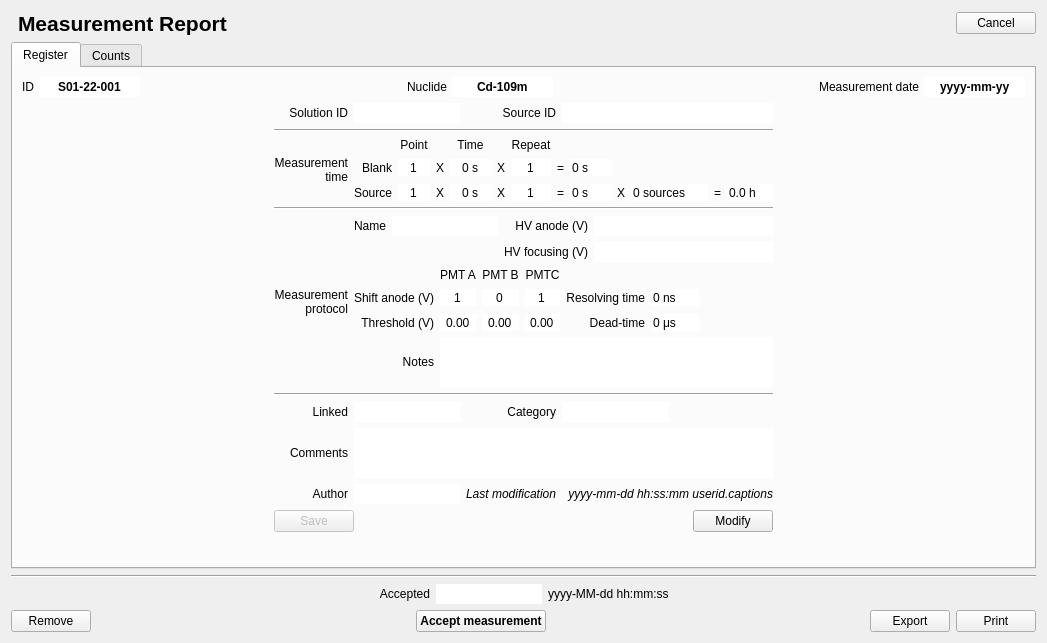
The window that TripleReg/dialogmeasurementreport.ui (ziemastz/SL) describes before a commit, drawn with Qt 5.
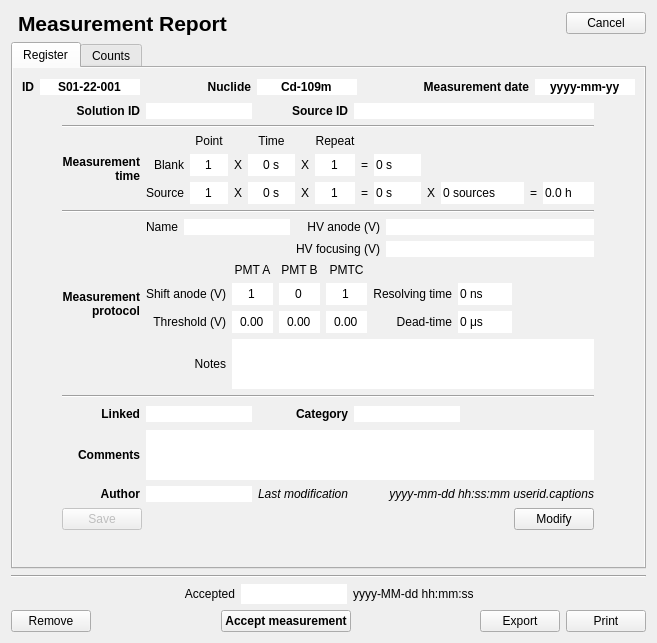
The same window after the commit. Icons and pictures are not drawn.

```diff
--- a/TripleReg/dialogmeasurementreport.ui
+++ b/TripleReg/dialogmeasurementreport.ui
@@ -6,7 +6,7 @@
    <rect>
     <x>0</x>
     <y>0</y>
-    <width>1047</width>
+    <width>657</width>
     <height>643</height>
    </rect>
   </property>
@@ -82,10 +82,24 @@
    </item>
    <item row="1" column="0">
     <widget class="QTabWidget" name="tabWidget_2">
+     <property name="autoFillBackground">
+      <bool>false</bool>
+     </property>
+     <property name="styleSheet">
+      <string notr="true">#tab_4 
+{
+background-color: rgb(240, 240, 240);
+}</string>
+     </property>
      <property name="currentIndex">
       <number>0</number>
      </property>
      <widget class="QWidget" name="tab_4">
+      <property name="styleSheet">
+       <string notr="true">#tab_4 {
+	background-color: rgb(240, 240, 240);
+}</string>
+      </property>
       <attribute name="title">
        <string>Register</string>
       </attribute>
@@ -94,6 +108,12 @@
         <layout class="QHBoxLayout" name="horizontalLayout">
          <item>
           <widget class="QLabel" name="label">
+           <property name="font">
+            <font>
+             <weight>75</weight>
+             <bold>true</bold>
+            </font>
+           </property>
            <property name="text">
             <string>ID</string>
            </property>
@@ -151,6 +171,12 @@
          </item>
          <item>
           <widget class="QLabel" name="label_3">
+           <property name="font">
+            <font>
+             <weight>75</weight>
+             <bold>true</bold>
+            </font>
+           </property>
            <property name="text">
             <string>Nuclide</string>
            </property>
@@ -208,6 +234,12 @@
          </item>
          <item>
           <widget class="QLabel" name="label_4">
+           <property name="font">
+            <font>
+             <weight>75</weight>
+             <bold>true</bold>
+            </font>
+           </property>
            <property name="text">
             <string>Measurement date</string>
            </property>
@@ -310,6 +342,12 @@
              <height>16777215</height>
             </size>
            </property>
+           <property name="font">
+            <font>
+             <weight>75</weight>
+             <bold>true</bold>
+            </font>
+           </property>
            <property name="text">
             <string>Measurement time</string>
            </property>
@@ -323,6 +361,12 @@
          </item>
          <item row="7" column="0">
           <widget class="QLabel" name="label_27">
+           <property name="font">
+            <font>
+             <weight>75</weight>
+             <bold>true</bold>
+            </font>
+           </property>
            <property name="text">
             <string>Comments</string>
            </property>
@@ -333,6 +377,12 @@
          </item>
          <item row="6" column="2">
           <widget class="QLabel" name="label_26">
+           <property name="font">
+            <font>
+             <weight>75</weight>
+             <bold>true</bold>
+            </font>
+           </property>
            <property name="text">
             <string>Category</string>
            </property>
@@ -730,6 +780,12 @@
          </item>
          <item row="8" column="0">
           <widget class="QLabel" name="label_28">
+           <property name="font">
+            <font>
+             <weight>75</weight>
+             <bold>true</bold>
+            </font>
+           </property>
            <property name="text">
             <string>Author</string>
            </property>
@@ -1155,6 +1211,12 @@
          </item>
          <item row="6" column="0">
           <widget class="QLabel" name="label_9">
+           <property name="font">
+            <font>
+             <weight>75</weight>
+             <bold>true</bold>
+            </font>
+           </property>
            <property name="text">
             <string>Linked</string>
            </property>
@@ -1172,6 +1234,12 @@
          </item>
          <item row="0" column="0">
           <widget class="QLabel" name="label_5">
+           <property name="font">
+            <font>
+             <weight>75</weight>
+             <bold>true</bold>
+            </font>
+           </property>
            <property name="text">
             <string>Solution ID</string>
            </property>
@@ -1182,6 +1250,12 @@
          </item>
          <item row="0" column="2">
           <widget class="QLabel" name="label_6">
+           <property name="font">
+            <font>
+             <weight>75</weight>
+             <bold>true</bold>
+            </font>
+           </property>
            <property name="text">
             <string>Source ID</string>
            </property>
@@ -1234,6 +1308,12 @@
              <height>16777215</height>
             </size>
            </property>
+           <property name="font">
+            <font>
+             <weight>75</weight>
+             <bold>true</bold>
+            </font>
+           </property>
            <property name="text">
             <string>Measurement protocol</string>
            </property>
```
Left out of the diff: 38 changed lines with no effect on the pictures.
